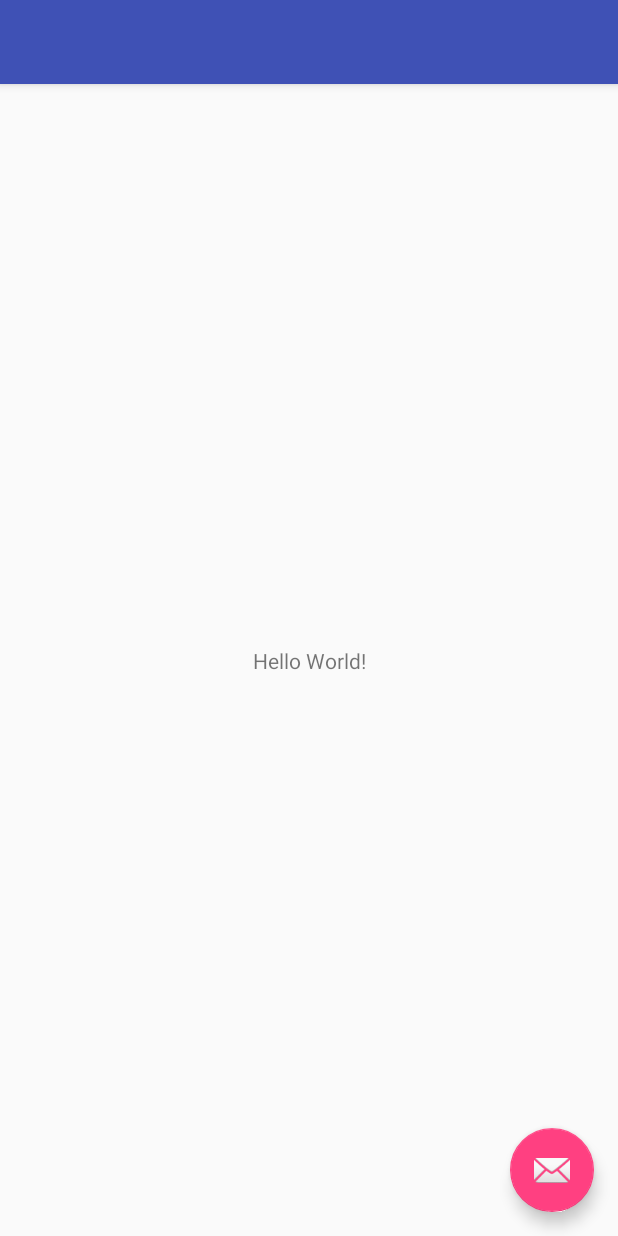
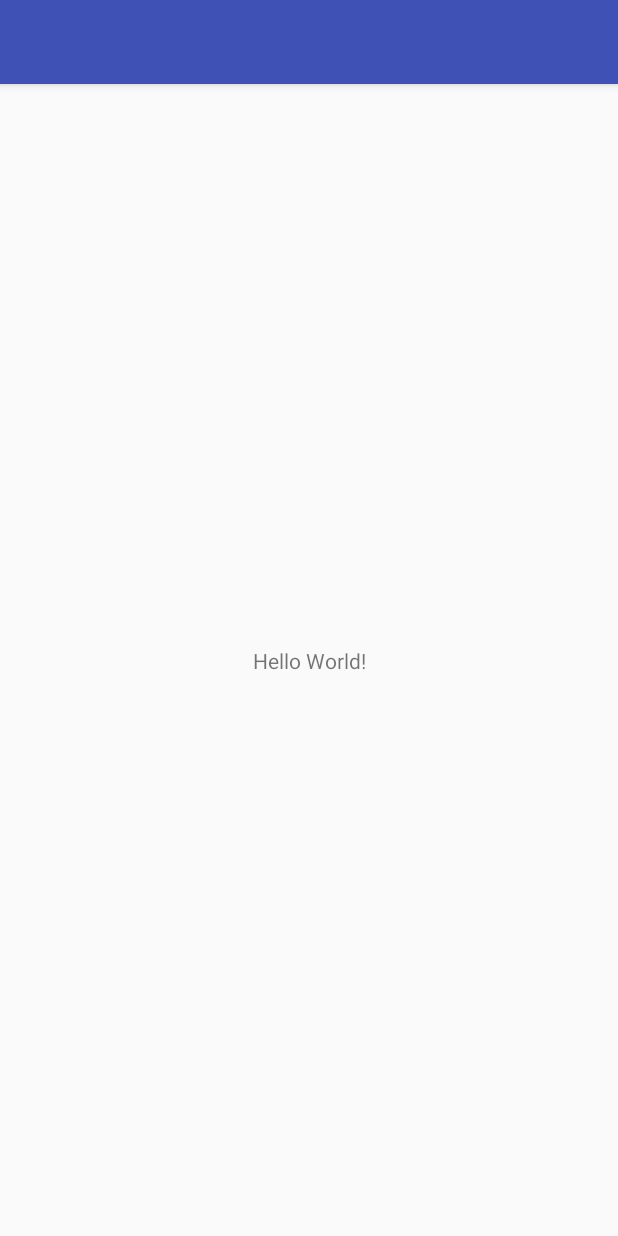
Before and after one commit to hombrecz/Military-Reports-Assistant, an Android app: the layout app_bar_main.xml on its own in the app's theme, with its tools: preview values and no code run, on a phone screen of 412 x 824 dp. Run offline under Robolectric (Android 15) with nearby library versions, the phone set to English and light mode, and no system bars.

Commit message:
Removed floating action button

```diff
--- a/app/src/main/java/cz/hombre/tacassistant/MainActivity.kt
+++ b/app/src/main/java/cz/hombre/tacassistant/MainActivity.kt
@@ -1,7 +1,6 @@
 package cz.hombre.tacassistant
 
 import android.os.Bundle
-import android.support.design.widget.Snackbar
 import android.support.design.widget.NavigationView
 import android.support.v4.view.GravityCompat
 import android.support.v7.app.ActionBarDrawerToggle
@@ -17,11 +16,6 @@
         super.onCreate(savedInstanceState)
         setContentView(R.layout.activity_main)
         setSupportActionBar(toolbar)
-
-        fab.setOnClickListener { view ->
-            Snackbar.make(view, "Replace with your own action", Snackbar.LENGTH_LONG)
-                    .setAction("Action", null).show()
-        }
 
         val toggle = ActionBarDrawerToggle(
                 this, drawer_layout, toolbar, R.string.navigation_drawer_open, R.string.navigation_drawer_close)
--- a/app/src/main/res/layout/app_bar_main.xml
+++ b/app/src/main/res/layout/app_bar_main.xml
@@ -23,12 +23,4 @@
 
     <include layout="@layout/content_main"/>
 
-    <android.support.design.widget.FloatingActionButton
-        android:id="@+id/fab"
-        android:layout_width="wrap_content"
-        android:layout_height="wrap_content"
-        android:layout_gravity="bottom|end"
-        android:layout_margin="@dimen/fab_margin"
-        app:srcCompat="@android:drawable/ic_dialog_email" />
-
 </android.support.design.widget.CoordinatorLayout>
```
